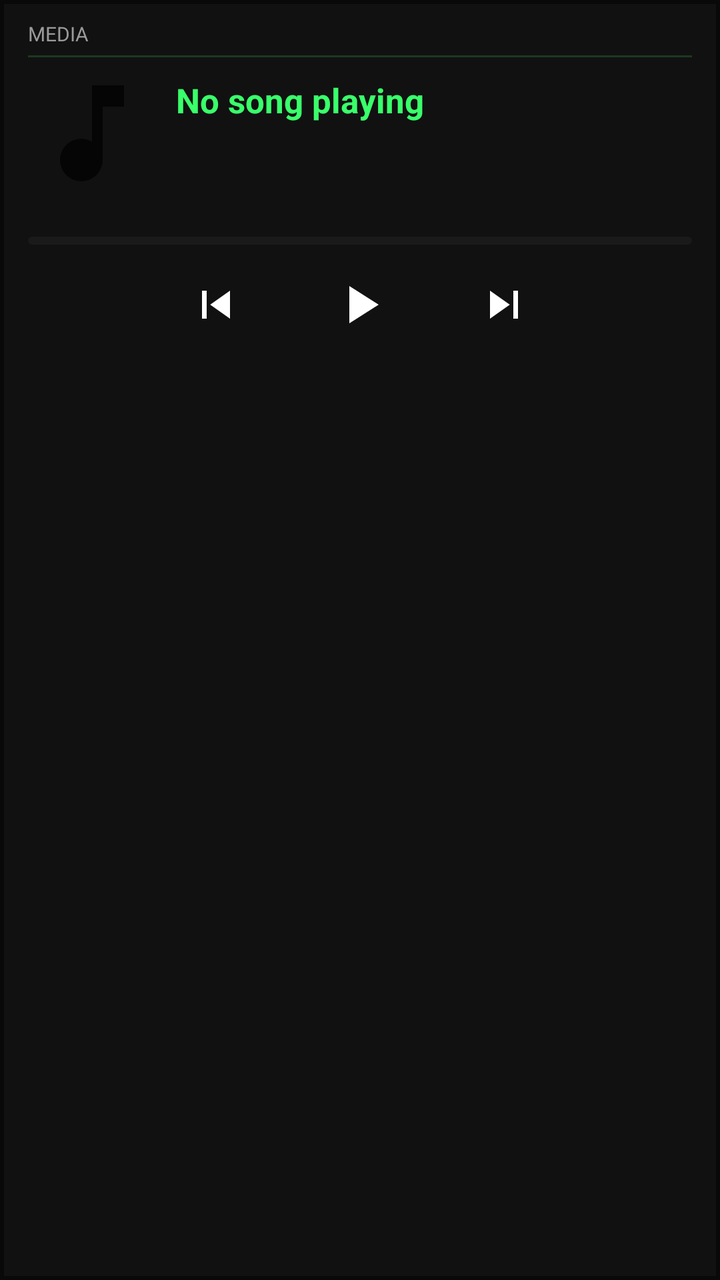
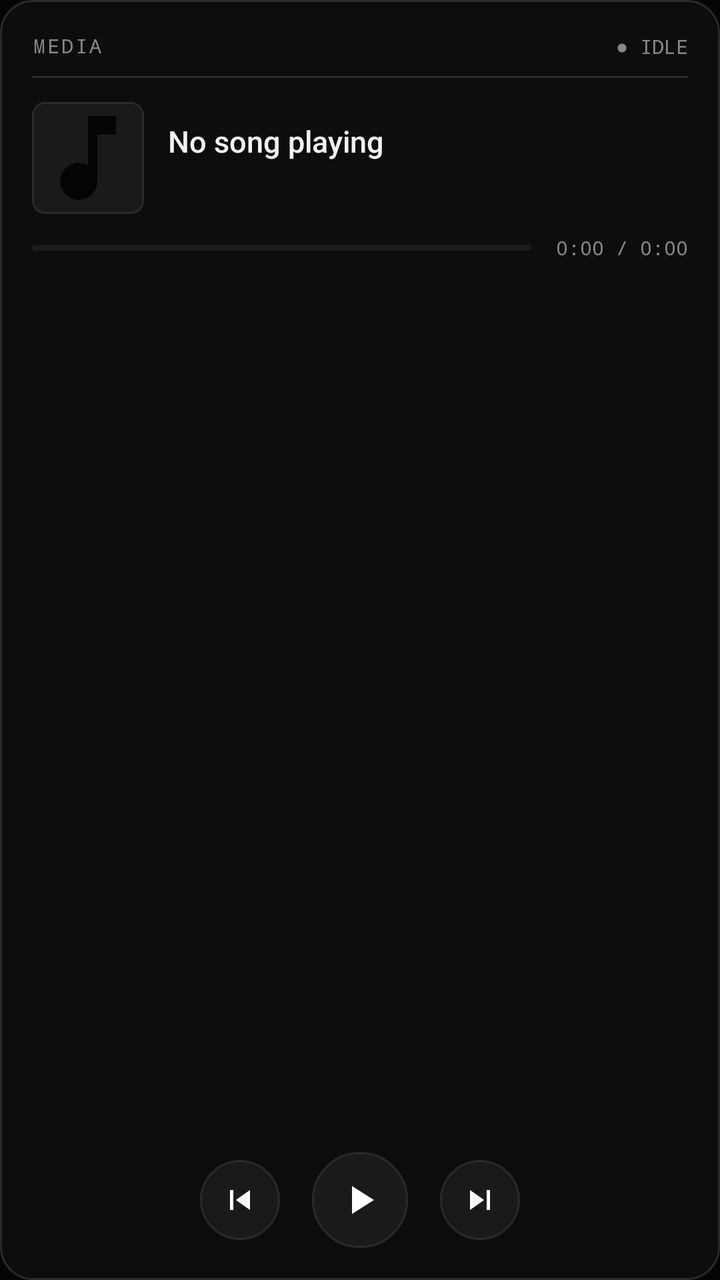

The first picture is an Android layout as it rendered before a commit; the second is the same layout after the commit. The layout source and the unified diff follow.
<!-- AndroidManifest.xml: application theme Theme.MusicPlayer -->
<!-- res/layout/widget_player.xml -->
<?xml version="1.0" encoding="utf-8"?>
<LinearLayout xmlns:android="http://schemas.android.com/apk/res/android"
    android:layout_width="match_parent"
    android:layout_height="match_parent"
    android:orientation="vertical"
    android:background="#090909"
    android:padding="2dp">

    <LinearLayout
        android:layout_width="match_parent"
        android:layout_height="match_parent"
        android:orientation="vertical"
        android:background="#111111"
        android:paddingStart="12dp"
        android:paddingEnd="12dp"
        android:paddingTop="8dp"
        android:paddingBottom="8dp">

        
        <TextView
            android:id="@+id/widgetHeader"
            android:layout_width="match_parent"
            android:layout_height="wrap_content"
            android:text="MEDIA"
            android:textColor="#9A9A9A"
            android:textSize="10sp"
            android:maxLines="1" />

        
        <TextView
            android:id="@+id/widgetDivider"
            android:layout_width="match_parent"
            android:layout_height="1dp"
            android:background="#1B3A22"
            android:layout_marginTop="4dp"
            android:layout_marginBottom="6dp" />

        
        <LinearLayout
            android:layout_width="match_parent"
            android:layout_height="wrap_content"
            android:orientation="horizontal"
            android:gravity="center_vertical"
            android:layout_marginBottom="4dp">

            <ImageView
                android:id="@+id/widgetAlbumArt"
                android:layout_width="64dp"
                android:layout_height="64dp"
                android:scaleType="centerCrop"
                android:src="@drawable/ic_album" />

            <LinearLayout
                android:layout_width="0dp"
                android:layout_height="wrap_content"
                android:layout_weight="1"
                android:orientation="vertical"
                android:paddingStart="10dp">

                <TextView
                    android:id="@+id/widgetTitle"
                    android:layout_width="match_parent"
                    android:layout_height="wrap_content"
                    android:text="No song playing"
                    android:textColor="#39FF6A"
                    android:textSize="17sp"
                    android:textStyle="bold"
                    android:maxLines="1"
                    android:ellipsize="end" />

                <TextView
                    android:id="@+id/widgetArtist"
                    android:layout_width="match_parent"
                    android:layout_height="wrap_content"
                    android:text=""
                    android:textColor="#9A9A9A"
                    android:textSize="12sp"
                    android:maxLines="1"
                    android:ellipsize="end"
                    android:layout_marginTop="1dp" />

                <TextView
                    android:id="@+id/widgetStatus"
                    android:layout_width="wrap_content"
                    android:layout_height="wrap_content"
                    android:text=""
                    android:textColor="#39FF6A"
                    android:textSize="10sp"
                    android:textStyle="bold"
                    android:layout_marginTop="2dp" />
            </LinearLayout>
        </LinearLayout>

        
        <TextView
            android:id="@+id/widgetProgressText"
            android:layout_width="match_parent"
            android:layout_height="wrap_content"
            android:text=""
            android:textColor="#9A9A9A"
            android:textSize="10sp"
            android:gravity="center"
            android:layout_marginBottom="2dp" />

        <ProgressBar
            android:id="@+id/widgetProgressBar"
            style="@android:style/Widget.ProgressBar.Horizontal"
            android:layout_width="match_parent"
            android:layout_height="4dp"
            android:layout_marginBottom="4dp"
            android:max="1000"
            android:progress="0"
            android:indeterminate="false"
            android:progressDrawable="@drawable/notif_progress_drawable" />

        
        <LinearLayout
            android:layout_width="match_parent"
            android:layout_height="wrap_content"
            android:orientation="horizontal"
            android:gravity="center">

            <ImageView
                android:id="@+id/widgetPrev"
                android:layout_width="44dp"
                android:layout_height="44dp"
                android:padding="8dp"
                android:src="@drawable/ic_notif_prev"
                android:contentDescription="Previous" />

            <ImageView
                android:id="@+id/widgetPlayPause"
                android:layout_width="52dp"
                android:layout_height="52dp"
                android:padding="10dp"
                android:layout_marginStart="24dp"
                android:layout_marginEnd="24dp"
                android:src="@drawable/ic_notif_play"
                android:contentDescription="Play/Pause" />

            <ImageView
                android:id="@+id/widgetNext"
                android:layout_width="44dp"
                android:layout_height="44dp"
                android:padding="8dp"
                android:src="@drawable/ic_notif_next"
                android:contentDescription="Next" />
        </LinearLayout>

    </LinearLayout>

</LinearLayout>
<!-- resources referenced by this layout -->
<resources>
  <!-- drawable ic_album (drawable) -->
  <vector xmlns:android="http://schemas.android.com/apk/res/android"
      android:width="120dp"
      android:height="120dp"
      android:viewportWidth="24"
      android:viewportHeight="24"
      android:tint="@color/md_primary">
      <path
          android:fillColor="@android:color/white"
          android:pathData="M12,3v10.55c-0.59,-0.34 -1.27,-0.55 -2,-0.55 -2.21,0 -4,1.79 -4,4s1.79,4 4,4 4,-1.79 4,-4V7h4V3h-6z" />
  </vector>
  <!-- drawable ic_notif_next (drawable) -->
  <vector xmlns:android="http://schemas.android.com/apk/res/android"
      android:width="24dp"
      android:height="24dp"
      android:viewportWidth="24"
      android:viewportHeight="24">
      <path
          android:fillColor="#FFFFFF"
          android:pathData="M6,18l8.5,-6L6,6zM16,6v12h2V6z" />
  </vector>
  <!-- drawable ic_notif_play (drawable) -->
  <vector xmlns:android="http://schemas.android.com/apk/res/android"
      android:width="24dp"
      android:height="24dp"
      android:viewportWidth="24"
      android:viewportHeight="24">
      <path
          android:fillColor="#FFFFFF"
          android:pathData="M8,5v14l11,-7z" />
  </vector>
  <!-- drawable ic_notif_prev (drawable) -->
  <vector xmlns:android="http://schemas.android.com/apk/res/android"
      android:width="24dp"
      android:height="24dp"
      android:viewportWidth="24"
      android:viewportHeight="24">
      <path
          android:fillColor="#FFFFFF"
          android:pathData="M6,6h2v12H6zM9.5,12l8.5,6V6z" />
  </vector>
  <!-- drawable notif_progress_drawable (drawable) -->
  <?xml version="1.0" encoding="utf-8"?>
  <layer-list xmlns:android="http://schemas.android.com/apk/res/android">
      <item android:id="@android:id/background">
          <shape android:shape="rectangle">
              <solid android:color="#1A1A1A" />
              <corners android:radius="3dp" />
          </shape>
      </item>
      <item android:id="@android:id/progress">
          <clip>
              <shape android:shape="rectangle">
                  <solid android:color="#39FF6A" />
                  <corners android:radius="3dp" />
              </shape>
          </clip>
      </item>
  </layer-list>
  <color name="md_primary">#050505</color>
  <color name="md_primary_dark">#050505</color>
  <color name="text_primary">#F2F2F2</color>
  <color name="md_accent">#39FF6A</color>
  <color name="black">#FF000000</color>
  <color name="md_bg">#050505</color>
  <!-- unchanged entries left out for length: 1 -->
</resources>

<!-- the commit's change to res/layout/widget_player.xml (unified diff, before → after) -->
@@ -3,150 +3,169 @@
     android:layout_width="match_parent"
     android:layout_height="match_parent"
     android:orientation="vertical"
-    android:background="#090909"
-    android:padding="2dp">
+    android:background="@drawable/widget_bg"
+    android:padding="16dp">
 
+    
+    <RelativeLayout
+        android:layout_width="match_parent"
+        android:layout_height="wrap_content"
+        android:layout_marginBottom="8dp">
+
+        <TextView
+            android:id="@+id/widgetHeader"
+            android:layout_width="wrap_content"
+            android:layout_height="wrap_content"
+            android:layout_alignParentStart="true"
+            android:text="MEDIA"
+            android:textColor="#888888"
+            android:textSize="10sp"
+            android:fontFamily="monospace"
+            android:letterSpacing="0.1"
+            android:maxLines="1" />
+
+        <TextView
+            android:id="@+id/widgetStatus"
+            android:layout_width="wrap_content"
+            android:layout_height="wrap_content"
+            android:layout_alignParentEnd="true"
+            android:text="● IDLE"
+            android:textColor="#888888"
+            android:textSize="10sp"
+            android:fontFamily="monospace"
+            android:maxLines="1" />
+    </RelativeLayout>
+
+    
+    <FrameLayout
+        android:id="@+id/widgetDivider"
+        android:layout_width="match_parent"
+        android:layout_height="1dp"
+        android:background="#2A2A2A"
+        android:layout_marginBottom="12dp" />
+
+    
     <LinearLayout
         android:layout_width="match_parent"
-        android:layout_height="match_parent"
-        android:orientation="vertical"
-        android:background="#111111"
-        android:paddingStart="12dp"
-        android:paddingEnd="12dp"
-        android:paddingTop="8dp"
-        android:paddingBottom="8dp">
+        android:layout_height="wrap_content"
+        android:orientation="horizontal"
+        android:gravity="center_vertical"
+        android:layout_marginBottom="10dp">
 
-        
-        <TextView
-            android:id="@+id/widgetHeader"
-            android:layout_width="match_parent"
+        <ImageView
+            android:id="@+id/widgetAlbumArt"
+            android:layout_width="56dp"
+            android:layout_height="56dp"
+            android:background="@drawable/widget_album_bg"
+            android:scaleType="centerCrop"
+            android:src="@drawable/ic_album" />
+
+        <LinearLayout
+            android:layout_width="0dp"
             android:layout_height="wrap_content"
-            android:text="MEDIA"
-            android:textColor="#9A9A9A"
-            android:textSize="10sp"
-            android:maxLines="1" />
+            android:layout_weight="1"
+            android:orientation="vertical"
+            android:paddingStart="12dp">
 
-        
-        <TextView
-            android:id="@+id/widgetDivider"
-            android:layout_width="match_parent"
-            android:layout_height="1dp"
-            android:background="#1B3A22"
-            android:layout_marginTop="4dp"
-            android:layout_marginBottom="6dp" />
+            <TextView
+                android:id="@+id/widgetTitle"
+                android:layout_width="match_parent"
+                android:layout_height="wrap_content"
+                android:text="No song playing"
+                android:textColor="#F2F2F2"
+                android:textSize="15sp"
+                android:fontFamily="sans-serif-medium"
+                android:maxLines="1"
+                android:ellipsize="end" />
 
-        
-        <LinearLayout
-            android:layout_width="match_parent"
-            android:layout_height="wrap_content"
-            android:orientation="horizontal"
-            android:gravity="center_vertical"
-            android:layout_marginBottom="4dp">
+            <TextView
+                android:id="@+id/widgetArtist"
+                android:layout_width="match_parent"
+                android:layout_height="wrap_content"
+                android:text=""
+                android:textColor="#888888"
+                android:textSize="11sp"
+                android:fontFamily="monospace"
+                android:maxLines="1"
+                android:ellipsize="end"
+                android:layout_marginTop="2dp" />
+        </LinearLayout>
+    </LinearLayout>
 
-            <ImageView
-                android:id="@+id/widgetAlbumArt"
-                android:layout_width="64dp"
-                android:layout_height="64dp"
-                android:scaleType="centerCrop"
-                android:src="@drawable/ic_album" />
-
-            <LinearLayout
-                android:layout_width="0dp"
-                android:layout_height="wrap_content"
-                android:layout_weight="1"
-                android:orientation="vertical"
-                android:paddingStart="10dp">
-
-                <TextView
-                    android:id="@+id/widgetTitle"
-                    android:layout_width="match_parent"
-                    android:layout_height="wrap_content"
-                    android:text="No song playing"
-                    android:textColor="#39FF6A"
-                    android:textSize="17sp"
-                    android:textStyle="bold"
-                    android:maxLines="1"
-                    android:ellipsize="end" />
-
-                <TextView
-                    android:id="@+id/widgetArtist"
-                    android:layout_width="match_parent"
-                    android:layout_height="wrap_content"
-                    android:text=""
-                    android:textColor="#9A9A9A"
-                    android:textSize="12sp"
-                    android:maxLines="1"
-                    android:ellipsize="end"
-                    android:layout_marginTop="1dp" />
-
-                <TextView
-                    android:id="@+id/widgetStatus"
-                    android:layout_width="wrap_content"
-                    android:layout_height="wrap_content"
-                    android:text=""
-                    android:textColor="#39FF6A"
-                    android:textSize="10sp"
-                    android:textStyle="bold"
-                    android:layout_marginTop="2dp" />
-            </LinearLayout>
-        </LinearLayout>
-
-        
-        <TextView
-            android:id="@+id/widgetProgressText"
-            android:layout_width="match_parent"
-            android:layout_height="wrap_content"
-            android:text=""
-            android:textColor="#9A9A9A"
-            android:textSize="10sp"
-            android:gravity="center"
-            android:layout_marginBottom="2dp" />
+    
+    <RelativeLayout
+        android:layout_width="match_parent"
+        android:layout_height="wrap_content"
+        android:layout_marginBottom="4dp">
 
         <ProgressBar
             android:id="@+id/widgetProgressBar"
             style="@android:style/Widget.ProgressBar.Horizontal"
             android:layout_width="match_parent"
-            android:layout_height="4dp"
-            android:layout_marginBottom="4dp"
+            android:layout_height="3dp"
+            android:layout_centerVertical="true"
+            android:layout_toStartOf="@+id/widgetProgressText"
+            android:layout_marginEnd="12dp"
             android:max="1000"
             android:progress="0"
             android:indeterminate="false"
             android:progressDrawable="@drawable/notif_progress_drawable" />
 
-        
-        <LinearLayout
-            android:layout_width="match_parent"
+        <TextView
+            android:id="@+id/widgetProgressText"
+            android:layout_width="wrap_content"
             android:layout_height="wrap_content"
-            android:orientation="horizontal"
-            android:gravity="center">
+            android:layout_alignParentEnd="true"
+            android:layout_centerVertical="true"
+            android:text="0:00 / 0:00"
+            android:textColor="#888888"
+            android:textSize="10sp"
+            android:fontFamily="monospace"
+            android:maxLines="1" />
+    </RelativeLayout>
 
-            <ImageView
-                android:id="@+id/widgetPrev"
-                android:layout_width="44dp"
-                android:layout_height="44dp"
-                android:padding="8dp"
-                android:src="@drawable/ic_notif_prev"
-                android:contentDescription="Previous" />
+    
+    <FrameLayout
+        android:layout_width="match_parent"
+        android:layout_height="0dp"
+        android:layout_weight="1" />
 
-            <ImageView
-                android:id="@+id/widgetPlayPause"
-                android:layout_width="52dp"
-                android:layout_height="52dp"
-                android:padding="10dp"
-                android:layout_marginStart="24dp"
-                android:layout_marginEnd="24dp"
-                android:src="@drawable/ic_notif_play"
-                android:contentDescription="Play/Pause" />
+    
+    <LinearLayout
+        android:layout_width="match_parent"
+        android:layout_height="wrap_content"
+        android:orientation="horizontal"
+        android:gravity="center"
+        android:layout_marginTop="4dp">
 
-            <ImageView
-                android:id="@+id/widgetNext"
-                android:layout_width="44dp"
-                android:layout_height="44dp"
-                android:padding="8dp"
-                android:src="@drawable/ic_notif_next"
-                android:contentDescription="Next" />
-        </LinearLayout>
+        <ImageView
+            android:id="@+id/widgetPrev"
+            android:layout_width="40dp"
+            android:layout_height="40dp"
+            android:background="@drawable/widget_btn_bg"
+            android:padding="10dp"
+            android:src="@drawable/ic_notif_prev"
+            android:contentDescription="Previous" />
 
+        <ImageView
+            android:id="@+id/widgetPlayPause"
+            android:layout_width="48dp"
+            android:layout_height="48dp"
+            android:background="@drawable/widget_btn_bg"
+            android:padding="12dp"
+            android:layout_marginStart="16dp"
+            android:layout_marginEnd="16dp"
+            android:src="@drawable/ic_notif_play"
+            android:contentDescription="Play/Pause" />
+
+        <ImageView
+            android:id="@+id/widgetNext"
+            android:layout_width="40dp"
+            android:layout_height="40dp"
+            android:background="@drawable/widget_btn_bg"
+            android:padding="10dp"
+            android:src="@drawable/ic_notif_next"
+            android:contentDescription="Next" />
     </LinearLayout>
 
 </LinearLayout>
<!-- resource entries referenced after the edit -->
@@ -59,6 +59,29 @@
           </clip>
       </item>
   </layer-list>
+  <!-- drawable widget_album_bg (drawable) -->
+  <?xml version="1.0" encoding="utf-8"?>
+  <shape xmlns:android="http://schemas.android.com/apk/res/android"
+      android:shape="rectangle">
+      <solid android:color="#1A1A1A" />
+      <stroke android:width="1dp" android:color="#2A2A2A" />
+      <corners android:radius="6dp" />
+  </shape>
+  <!-- drawable widget_bg (drawable) -->
+  <?xml version="1.0" encoding="utf-8"?>
+  <shape xmlns:android="http://schemas.android.com/apk/res/android"
+      android:shape="rectangle">
+      <solid android:color="#0D0D0D" />
+      <stroke android:width="1dp" android:color="#2A2A2A" />
+      <corners android:radius="16dp" />
+  </shape>
+  <!-- drawable widget_btn_bg (drawable) -->
+  <?xml version="1.0" encoding="utf-8"?>
+  <shape xmlns:android="http://schemas.android.com/apk/res/android"
+      android:shape="oval">
+      <solid android:color="#1A1A1A" />
+      <stroke android:width="1dp" android:color="#2A2A2A" />
+  </shape>
   <color name="md_primary">#050505</color>
   <color name="md_primary_dark">#050505</color>
   <color name="text_primary">#F2F2F2</color>
